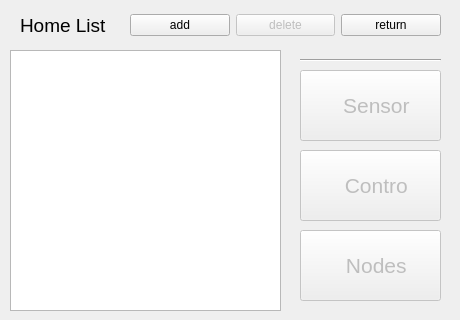
Qt form homeform.ui (Rabenda/mqtt_show_data_client) before a commit.
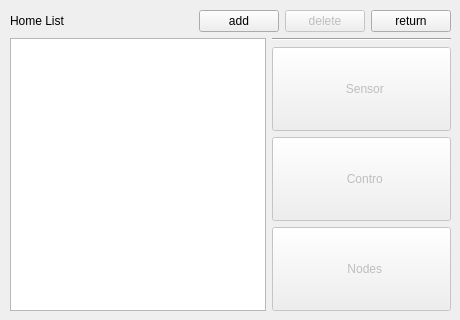
The same form after that commit. Icons and pictures are not drawn.

Commit message: ui rm font size

```diff
--- a/homeform.ui
+++ b/homeform.ui
@@ -13,139 +13,26 @@
   <property name="windowTitle">
    <string>Form</string>
   </property>
-  <widget class="QListView" name="listView">
+  <widget class="QWidget" name="layoutWidget">
    <property name="geometry">
     <rect>
      <x>10</x>
-     <y>50</y>
-     <width>271</width>
-     <height>261</height>
+     <y>10</y>
+     <width>441</width>
+     <height>301</height>
     </rect>
    </property>
-   <property name="editTriggers">
-    <set>QAbstractItemView::NoEditTriggers</set>
-   </property>
-  </widget>
+   <layout class="QVBoxLayout" name="verticalLayout_2">
+    <item>
+     <layout class="QHBoxLayout" name="horizontalLayout_2">
+      <item>
   <widget class="QLabel" name="label">
-   <property name="geometry">
-    <rect>
-     <x>20</x>
-     <y>10</y>
-     <width>101</width>
-     <height>31</height>
-    </rect>
-   </property>
-   <property name="font">
-    <font>
-     <pointsize>14</pointsize>
-    </font>
-   </property>
    <property name="text">
     <string>Home List</string>
    </property>
   </widget>
-  <widget class="QPushButton" name="button_sensorList">
-   <property name="enabled">
-    <bool>false</bool>
-   </property>
-   <property name="geometry">
-    <rect>
-     <x>300</x>
-     <y>70</y>
-     <width>141</width>
-     <height>71</height>
-    </rect>
-   </property>
-   <property name="font">
-    <font>
-     <pointsize>16</pointsize>
-    </font>
-   </property>
-   <property name="text">
-    <string>  Sensor</string>
-   </property>
-   <property name="icon">
-    <iconset resource="res.qrc">
-     <normaloff>:/res/sensor.ico</normaloff>:/res/sensor.ico</iconset>
-   </property>
-   <property name="iconSize">
-    <size>
-     <width>32</width>
-     <height>32</height>
-    </size>
-   </property>
-  </widget>
-  <widget class="QPushButton" name="button_contollerList">
-   <property name="enabled">
-    <bool>false</bool>
-   </property>
-   <property name="geometry">
-    <rect>
-     <x>300</x>
-     <y>150</y>
-     <width>141</width>
-     <height>71</height>
-    </rect>
-   </property>
-   <property name="font">
-    <font>
-     <pointsize>16</pointsize>
-    </font>
-   </property>
-   <property name="text">
-    <string>  Contro</string>
-   </property>
-   <property name="icon">
-    <iconset resource="res.qrc">
-     <normaloff>:/res/cotroller.ico</normaloff>:/res/cotroller.ico</iconset>
-   </property>
-   <property name="iconSize">
-    <size>
-     <width>32</width>
-     <height>32</height>
-    </size>
-   </property>
-  </widget>
-  <widget class="QPushButton" name="button_nodeSelect">
-   <property name="enabled">
-    <bool>false</bool>
-   </property>
-   <property name="geometry">
-    <rect>
-     <x>300</x>
-     <y>230</y>
-     <width>141</width>
-     <height>71</height>
-    </rect>
-   </property>
-   <property name="font">
-    <font>
-     <pointsize>16</pointsize>
-    </font>
-   </property>
-   <property name="text">
-    <string>  Nodes</string>
-   </property>
-   <property name="icon">
-    <iconset resource="res.qrc">
-     <normaloff>:/res/node.ico</normaloff>:/res/node.ico</iconset>
-   </property>
-   <property name="iconSize">
-    <size>
-     <width>32</width>
-     <height>32</height>
-    </size>
-   </property>
-  </widget>
-  <widget class="QWidget" name="horizontalLayoutWidget">
-   <property name="geometry">
-    <rect>
-     <x>130</x>
-     <y>10</y>
-     <width>311</width>
-     <height>31</height>
-    </rect>
-   </property>
+      </item>
+      <item>
    <layout class="QHBoxLayout" name="horizontalLayout">
     <item>
      <widget class="QPushButton" name="button_add">
@@ -184,19 +71,92 @@
      </widget>
     </item>
    </layout>
-  </widget>
+      </item>
+     </layout>
+    </item>
+    <item>
+     <layout class="QHBoxLayout" name="horizontalLayout_3">
+      <item>
+       <widget class="QListView" name="listView">
+        <property name="editTriggers">
+         <set>QAbstractItemView::NoEditTriggers</set>
+        </property>
+       </widget>
+      </item>
+      <item>
+       <layout class="QVBoxLayout" name="verticalLayout">
+        <item>
   <widget class="Line" name="line">
-   <property name="geometry">
-    <rect>
-     <x>300</x>
-     <y>50</y>
-     <width>141</width>
-     <height>20</height>
-    </rect>
-   </property>
    <property name="orientation">
     <enum>Qt::Horizontal</enum>
    </property>
+         </widget>
+        </item>
+        <item>
+         <widget class="QPushButton" name="button_sensorList">
+          <property name="enabled">
+           <bool>false</bool>
+          </property>
+          <property name="sizePolicy">
+           <sizepolicy hsizetype="Expanding" vsizetype="Preferred">
+            <horstretch>0</horstretch>
+            <verstretch>0</verstretch>
+           </sizepolicy>
+          </property>
+          <property name="text">
+           <string>  Sensor</string>
+          </property>
+          <property name="icon">
+           <iconset resource="res.qrc">
+            <normaloff>:/res/sensor.ico</normaloff>:/res/sensor.ico</iconset>
+          </property>
+         </widget>
+        </item>
+        <item>
+         <widget class="QPushButton" name="button_contollerList">
+          <property name="enabled">
+           <bool>false</bool>
+          </property>
+          <property name="sizePolicy">
+           <sizepolicy hsizetype="Expanding" vsizetype="Preferred">
+            <horstretch>0</horstretch>
+            <verstretch>0</verstretch>
+           </sizepolicy>
+          </property>
+          <property name="text">
+           <string>  Contro</string>
+          </property>
+          <property name="icon">
+           <iconset resource="res.qrc">
+            <normaloff>:/res/cotroller.ico</normaloff>:/res/cotroller.ico</iconset>
+          </property>
+         </widget>
+        </item>
+        <item>
+         <widget class="QPushButton" name="button_nodeSelect">
+          <property name="enabled">
+           <bool>false</bool>
+          </property>
+          <property name="sizePolicy">
+           <sizepolicy hsizetype="Expanding" vsizetype="Preferred">
+            <horstretch>0</horstretch>
+            <verstretch>0</verstretch>
+           </sizepolicy>
+          </property>
+          <property name="text">
+           <string>  Nodes</string>
+          </property>
+          <property name="icon">
+           <iconset resource="res.qrc">
+            <normaloff>:/res/node.ico</normaloff>:/res/node.ico</iconset>
+          </property>
+         </widget>
+        </item>
+       </layout>
+      </item>
+     </layout>
+    </item>
+   </layout>
   </widget>
  </widget>
  <resources>
```
Lines whose indentation alone changed are shown as unchanged. The commit also changes 4 other files.
